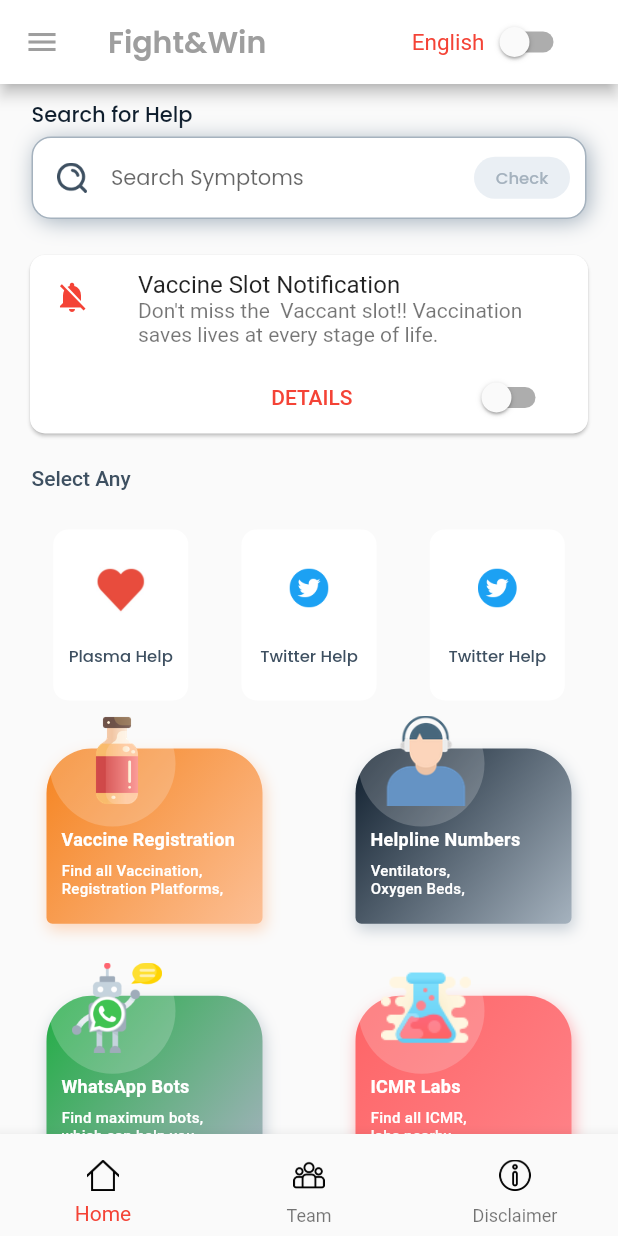
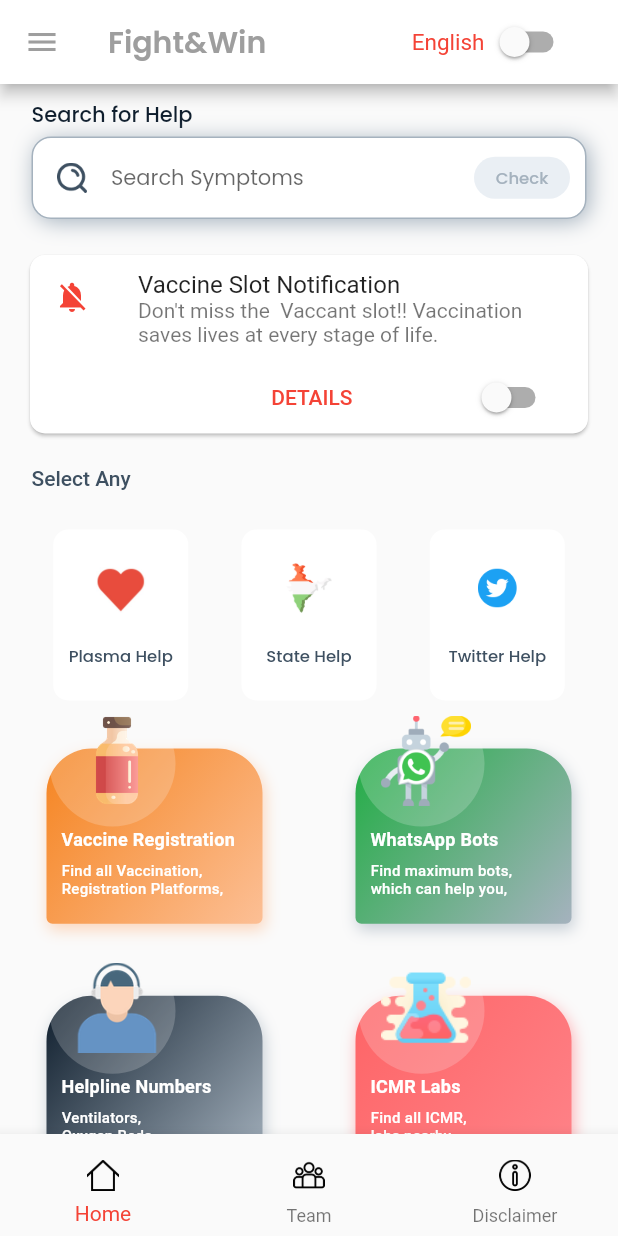
Before and after one commit to satyamchmobo/covidEssentialInfoSystem, a Flutter app: the screen it shows after launch, on a phone screen of 412 x 824 dp. Run offline on Flutter 3.47's test engine with Material 2 defaults, Android fonts, the phone set to English and light mode, and no system bars; our stand-ins replace cloud_firestore, firebase_core, get, getwidget, google_fonts, webview_flutter; missing offline and left inert: external_app_launcher; accounts and stored records are empty.

Commit message:
india icon added

```diff
--- a/lib/main.dart
+++ b/lib/main.dart
@@ -25,12 +25,14 @@ import 'package:firebase_core/firebase_core.dart';
 // import 'package:zealth_symptomapp/view/severty.dart';
 String plasmaCardString = "Plasma Help";
 String twitterCardString = "Twitter Help";
+String stateCardString = "State Help";
 
 var textValue = 'English';
 
 // import 'package:zealth_symptomapp/view/severty.dart';
 bool notify_switch = false;
 String notify_text = 'Start';
+
 void main() async {
   WidgetsFlutterBinding.ensureInitialized();
   await Firebase.initializeApp();
@@ -172,6 +174,7 @@ class _SymptomsPageState extends State<SymptomsPage> {
                         textValue = 'हिन्दी';
                         plasmaCardString = "प्लाज्मा सहायता";
                         twitterCardString = "ट्विटर सहायता";
+                        stateCardString = "राज्य सहायता";
                       });
                     } else {
                       setState(() {
@@ -179,6 +182,7 @@ class _SymptomsPageState extends State<SymptomsPage> {
                         textValue = 'English';
                         plasmaCardString = "Plasma Help";
                         twitterCardString = "Twitter Help";
+                        stateCardString = "State Help";
                       });
                     }
                   },
@@ -586,7 +590,7 @@ class _SymptomsPageState extends State<SymptomsPage> {
                                     : Icons.notifications_off,
                                 color: !notify_switch
                                     ? Colors.red
-                                    : Colors.greenAccent,
+                                    : Colors.lightBlueAccent,
                               ),
                               title: Text('Vaccine Slot Notification'),
                               subtitle: Text(
@@ -689,6 +693,45 @@ class _SymptomsPageState extends State<SymptomsPage> {
                             ),
                           ),
                         ),
+
+                          InkWell(
+                          onTap: () {
+                            Navigator.push(
+                              context,
+                              MaterialPageRoute(
+                                  builder: (context) => StateWebPage()),
+                            );
+                          },
+                          child: Container(
+                            decoration: BoxDecoration(
+                                //backgroundBlendMode: ,
+                                color: Colors.white,
+                                border:
+                                    Border.all(color: Colors.white, width: 2),
+                                borderRadius:
+                                    BorderRadius.all(Radius.circular(10))),
+                            width: 90,
+                            height: 114,
+                            child: Column(
+                              mainAxisAlignment: MainAxisAlignment.spaceEvenly,
+                              children: [
+                                Container(
+                                  height: 34,
+                                  width: 33,
+                                  child: Image.asset('assets/indian-map (1).png'),
+                                ),
+                                Text(stateCardString,
+                                    style: GoogleFonts.poppins(
+                                      textStyle: TextStyle(
+                                          color: Color(0xFF3E5061),
+                                          fontWeight: FontWeight.w500,
+                                          fontSize: 11),
+                                    ))
+                              ],
+                            ),
+                          ),
+                        ),
+
                         InkWell(
                           onTap: () {
                             Navigator.push(
@@ -726,43 +769,7 @@ class _SymptomsPageState extends State<SymptomsPage> {
                             ),
                           ),
                         ),
-                             InkWell(
-                          onTap: () {
-                            Navigator.push(
-                              context,
-                              MaterialPageRoute(
-                                  builder: (context) => StateWebPage()),
-                            );
-                          },
-                          child: Container(
-                            decoration: BoxDecoration(
-                                //backgroundBlendMode: ,
-                                color: Colors.white,
-                                border:
-                                    Border.all(color: Colors.white, width: 2),
-                                borderRadius:
-                                    BorderRadius.all(Radius.circular(10))),
-                            width: 90,
-                            height: 114,
-                            child: Column(
-                              mainAxisAlignment: MainAxisAlignment.spaceEvenly,
-                              children: [
-                                Container(
-                                  height: 34,
-                                  width: 33,
-                                  child: Image.asset('assets/twitter_icon.png'),
-                                ),
-                                Text(twitterCardString,
-                                    style: GoogleFonts.poppins(
-                                      textStyle: TextStyle(
-                                          color: Color(0xFF3E5061),
-                                          fontWeight: FontWeight.w500,
-                                          fontSize: 11),
-                                    ))
-                              ],
-                            ),
-                          ),
-                        ),
+
                       ],
                     ),
                   ),
@@ -800,11 +807,11 @@ class _SymptomsPageState extends State<SymptomsPage> {
                         context,
                         MaterialPageRoute(
                             builder: (context) => HelplinePage(
-                                  mealsListData: mealsListData[1],
+                                  mealsListData: mealsListData[2],
                                 )),
                       );
                     },
-                    child: _categoryCard(mealsListData[1],
+                    child: _categoryCard(mealsListData[2],
                         color: LightColor.orange,
                         lightColor: LightColor.lightOrange),
                   )
@@ -825,11 +832,11 @@ class _SymptomsPageState extends State<SymptomsPage> {
                         context,
                         MaterialPageRoute(
                             builder: (context) => WhatsAppBotPage(
-                                  mealsListData: mealsListData[2],
+                                  mealsListData: mealsListData[1],
                                 )),
                       );
                     },
-                    child: _categoryCard(mealsListData[2], // whatsapp bot card
+                    child: _categoryCard(mealsListData[1], // whatsapp bot card
                         color: LightColor.green,
                         lightColor: LightColor.lightGreen),
                   ),
```
Also changed, not shown: assets/indian-map (1).png (added).
